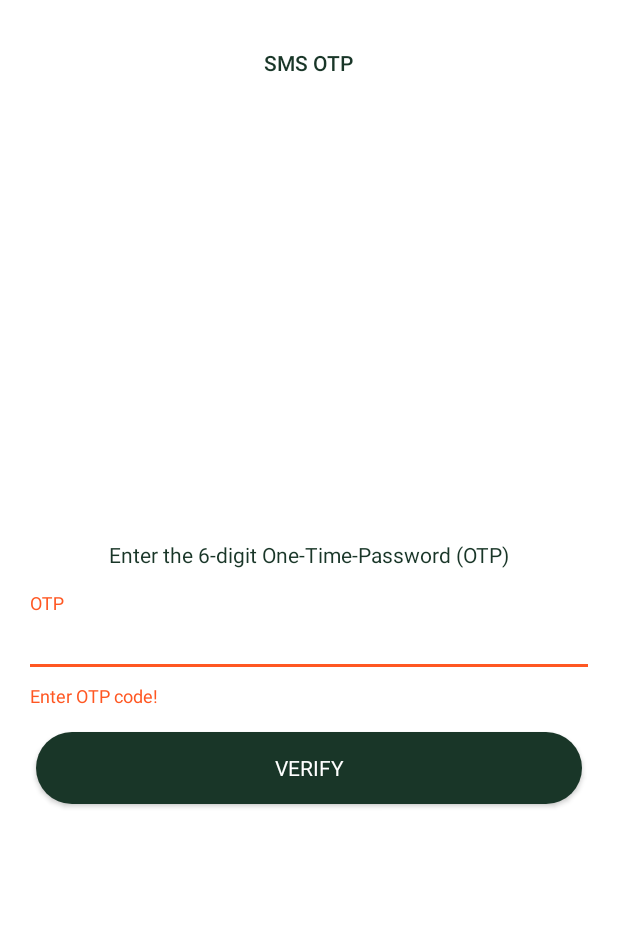
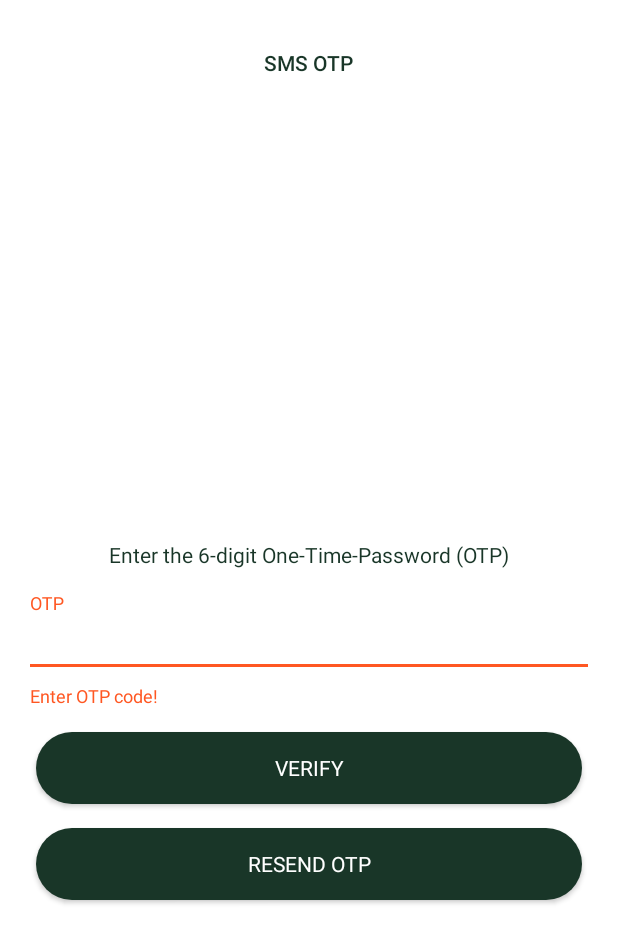
Before and after one commit to guowang94/Mobile-Application, an Android app: the screen it shows after launch (OTPVerificationActivity), after a tap on "VERIFY", on a phone screen of 412 x 824 dp. Shown: the top 943 px of the screen. Run offline under Robolectric (Android 15) with nearby library versions, the light colour scheme and no system bars; our stand-ins replace Firebase (no records; nobody signed in at launch, a user with empty details on screens opened directly).

Commit message:
Added Resend OTP button Commented all db.close()

```diff
--- a/app/src/main/java/com/example/android/graphapplication/activity/OTPVerificationActivity.java
+++ b/app/src/main/java/com/example/android/graphapplication/activity/OTPVerificationActivity.java
@@ -69,7 +69,7 @@ public class OTPVerificationActivity extends AppCompatActivity {
             public void onClick(View v) {
                 String code = mOTPInputLayout.getEditText().getText().toString();
 
-                if (code.isEmpty() || code.length() < 6) {
+                if (code.equals("") || code.length() < 6) {
                     mOTPInputLayout.setError("Enter OTP code!");
                     mOTPInputLayout.requestFocus();
                     return;
@@ -78,6 +78,13 @@ public class OTPVerificationActivity extends AppCompatActivity {
                 }
 
                 verifyCode(code);
+            }
+        });
+
+        findViewById(R.id.resend_button).setOnClickListener(new View.OnClickListener() {
+            @Override
+            public void onClick(View view) {
+                sendVerificationCode(phoneNumber);
             }
         });
 
--- a/app/src/main/res/layout/activity_otpverification.xml
+++ b/app/src/main/res/layout/activity_otpverification.xml
@@ -68,4 +68,16 @@
         app:layout_constraintStart_toStartOf="@+id/otp_input_layout"
         app:layout_constraintTop_toBottomOf="@+id/otp_input_layout" />
 
+    <Button
+        android:id="@+id/resend_button"
+        style="@style/form_button"
+        android:layout_width="0dp"
+        android:layout_height="wrap_content"
+        android:layout_marginTop="16dp"
+        android:background="@drawable/compute_button"
+        android:text="@string/resend_otp"
+        app:layout_constraintEnd_toEndOf="@+id/verify_button"
+        app:layout_constraintStart_toStartOf="@+id/verify_button"
+        app:layout_constraintTop_toBottomOf="@+id/verify_button" />
+
 </android.support.constraint.ConstraintLayout>
--- a/app/src/main/res/values/strings.xml
+++ b/app/src/main/res/values/strings.xml
@@ -111,5 +111,6 @@
     <string name="sms_otp">SMS OTP</string>
     <string name="sms_otp_description">Enter the 6-digit One-Time-Password (OTP)</string>
     <string name="sign_out">Sign Out</string>
+    <string name="resend_otp">Resend OTP</string>
 
 </resources>
```
Also changed, not shown: app/src/main/java/com/example/android/graphapplication/db/DBHelper.java (+31 -31 lines).
